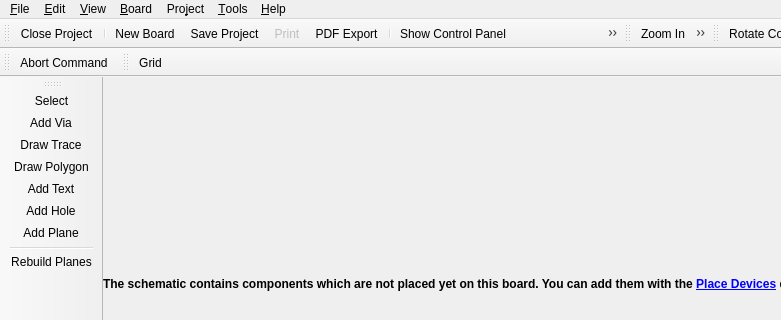
Before: the Qt Designer form libs/librepcb/projecteditor/boardeditor/boardeditor.ui in LibrePCB/LibrePCB, drawn with Qt 5; both pictures show x 0 to 781 and y 0 to 320 of the 886 by 514 pixel window.
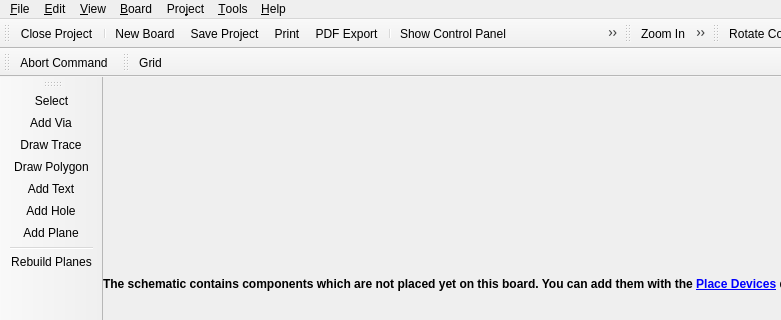
After: the same form once the commit is applied. Icons and pictures are not drawn. Custom widgets are drawn as their Qt base class.

Commit message: BoardEditor: Add PDF export and print support

Patch:
```diff
--- a/libs/librepcb/projecteditor/boardeditor/boardeditor.ui
+++ b/libs/librepcb/projecteditor/boardeditor/boardeditor.ui
@@ -298,9 +298,6 @@
    </property>
   </action>
   <action name="actionPrint">
-   <property name="enabled">
-    <bool>false</bool>
-   </property>
    <property name="icon">
     <iconset resource="../../../../img/images.qrc">
      <normaloff>:/img/actions/print.png</normaloff>:/img/actions/print.png</iconset>
```
Left out of the diff: 106 changed lines with no effect on the pictures. The commit also changes 2 other files.
